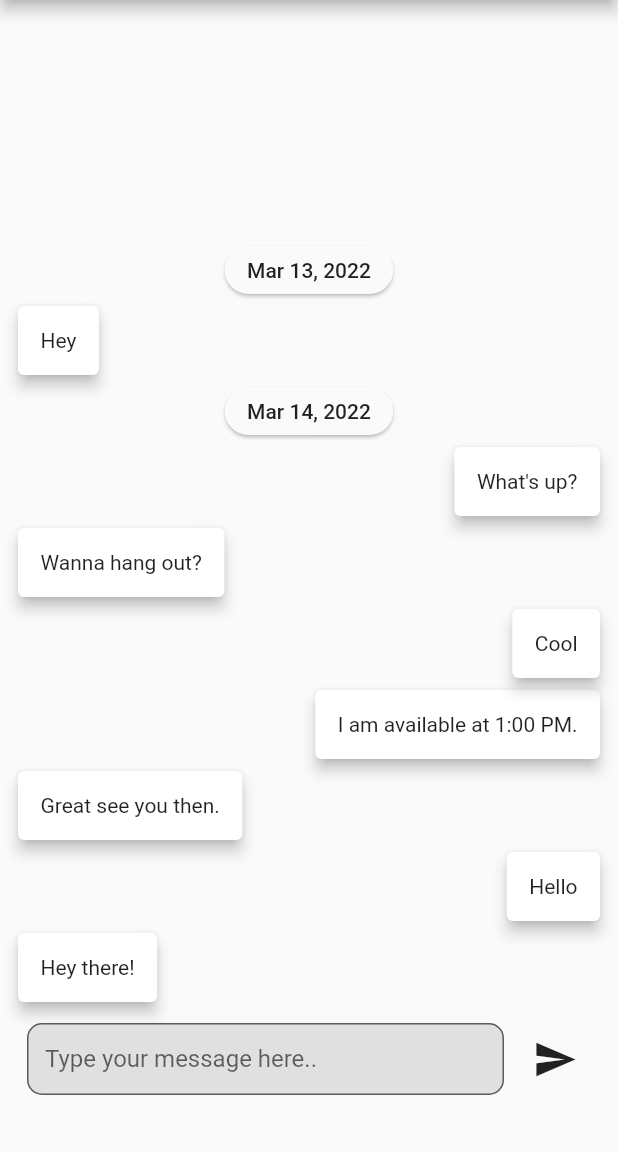
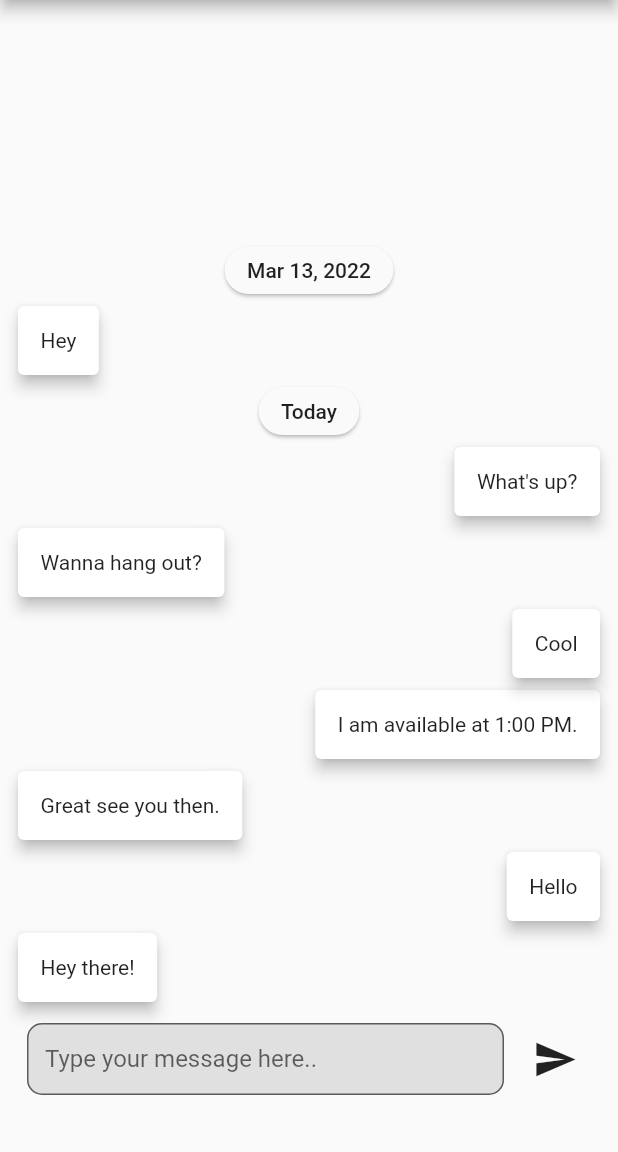
Before and after one commit to milkyascodes/flutter_chat_ui, a Flutter app: the screen it shows after launch, on a phone screen of 412 x 824 dp, the part 84-1236 px from its top. Run offline on Flutter 3.47's test engine with Material 2 defaults, Android fonts, the light colour scheme and no system bars; drawn by our look-alikes of grouped_list.

Commit message:
enhanced message sent time

```diff
--- a/lib/chat_screen.dart
+++ b/lib/chat_screen.dart
@@ -1,4 +1,4 @@
-// ignore_for_file: prefer_const_literals_to_create_immutables, prefer_const_constructors
+// ignore_for_file: prefer_const_literals_to_create_immutables, prefer_const_constructors, unrelated_type_equality_checks
 
 import 'package:flutter/material.dart';
 import 'package:flutter_chat_ui/messages.dart';
@@ -15,9 +15,17 @@ class ChatScreen extends StatefulWidget {
 }
 
 class _ChatScreenState extends State<ChatScreen> {
+  bool isToday(DateTime date) {
+    final now = DateTime.now();
+    final diff = now.difference(date).inDays;
+    return diff == 0 && now.day == date.day;
+  }
+
   List<Message> messages = [
-    Message('Hey there!', DateTime.now().subtract(Duration(minutes: 1)), false),
-    Message('Hello', DateTime.now().subtract(Duration(minutes: 1)), true),
+    Message('Hey there!',
+        DateTime.now().subtract(Duration(days: 0, minutes: 1)), false),
+    Message(
+        'Hello', DateTime.now().subtract(Duration(days: 0, minutes: 1)), true),
     Message('Great see you then.',
         DateTime.now().subtract(Duration(minutes: 1)), false),
     Message('I am available at 1:00 PM.',
@@ -57,8 +65,10 @@ class _ChatScreenState extends State<ChatScreen> {
                         elevation: 1,
                         label: Padding(
                             padding: EdgeInsets.all(3),
-                          child: Text(DateFormat.yMMMd().format(message.date)),
-                        )),
+                            child: isToday(message.date)
+                                ? Text('Today')
+                                : Text(
+                                    DateFormat.yMMMd().format(message.date)))),
                   ),
                 ),
                 itemBuilder: (context, Message message) => Align(
@@ -97,7 +107,13 @@ class _ChatScreenState extends State<ChatScreen> {
                               // focusedBorder: InputBorder.none,
                               contentPadding: EdgeInsets.all(12),
                               hintText: 'Type your message here..'),
-                      ),
+                          onSubmitted: (text) {
+                            final newMessage =
+                                Message(text, DateTime.now(), true);
+                            setState(() {
+                              messages.add(newMessage);
+                            });
+                          }),
                     ),
                     SizedBox(
                       width: 10,
```
Lines whose indentation alone changed are shown as unchanged.
